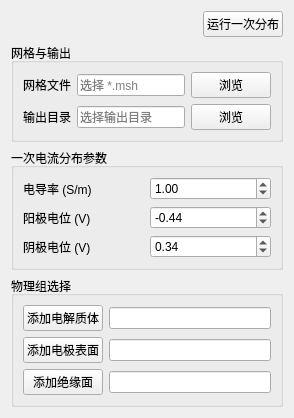
First picture: the form in plugins/Base_PhysicalField/PrimaryCurrentDistributionWidget.ui, repository asd977/base_cae, before the edit.
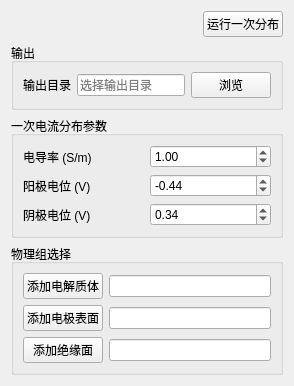
Second picture: the form after the edit.

Commit message: Streamline current distribution setup without mesh input

What changed in the file:
```diff
--- a/plugins/Base_PhysicalField/PrimaryCurrentDistributionWidget.ui
+++ b/plugins/Base_PhysicalField/PrimaryCurrentDistributionWidget.ui
@@ -33,45 +33,24 @@
    <item>
     <widget class="QGroupBox" name="meshGroupBox">
      <property name="title">
-      <string>网格与输出</string>
+      <string>输出</string>
      </property>
      <layout class="QGridLayout" name="meshLayout">
       <item row="0" column="0">
-       <widget class="QLabel" name="meshLabel">
-        <property name="text">
-         <string>网格文件</string>
-        </property>
-       </widget>
-      </item>
-      <item row="0" column="1">
-       <widget class="QLineEdit" name="meshPathLineEdit">
-        <property name="placeholderText">
-         <string>选择 *.msh</string>
-        </property>
-       </widget>
-      </item>
-      <item row="0" column="2">
-       <widget class="QPushButton" name="meshBrowsePushButton">
-        <property name="text">
-         <string>浏览</string>
-        </property>
-       </widget>
-      </item>
-      <item row="1" column="0">
        <widget class="QLabel" name="outputLabel">
         <property name="text">
          <string>输出目录</string>
         </property>
        </widget>
       </item>
-      <item row="1" column="1">
+      <item row="0" column="1">
        <widget class="QLineEdit" name="outputDirLineEdit">
         <property name="placeholderText">
          <string>选择输出目录</string>
         </property>
        </widget>
       </item>
-      <item row="1" column="2">
+      <item row="0" column="2">
        <widget class="QPushButton" name="outputBrowsePushButton">
         <property name="text">
          <string>浏览</string>
```
The commit also changes 12 other files.
